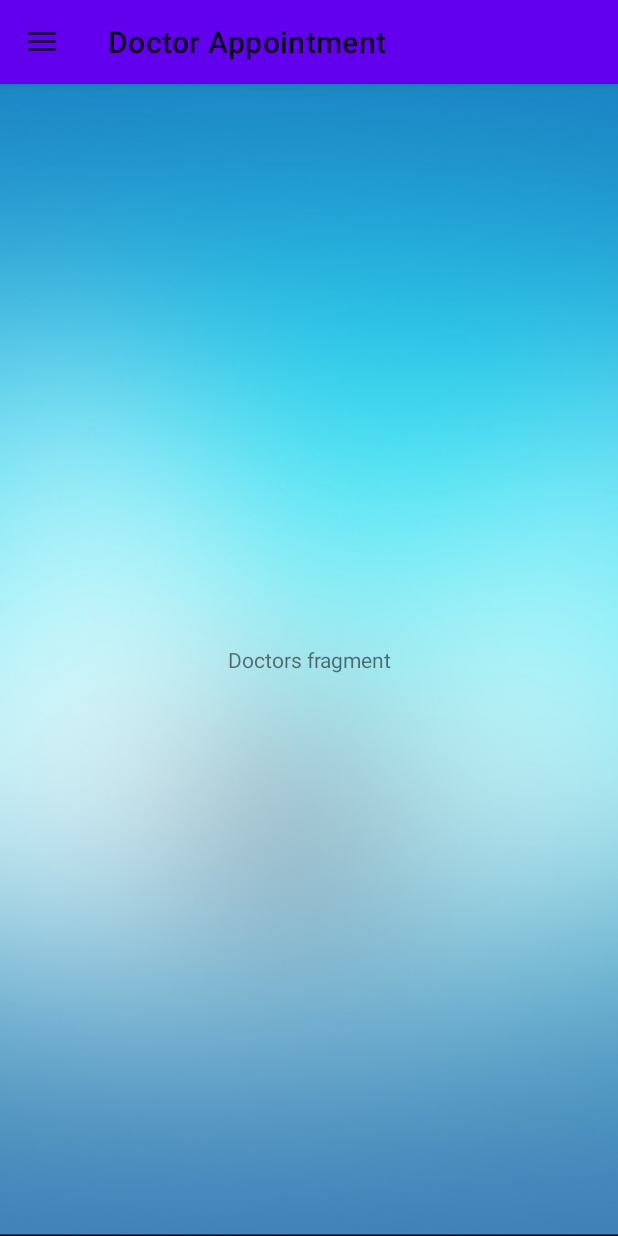
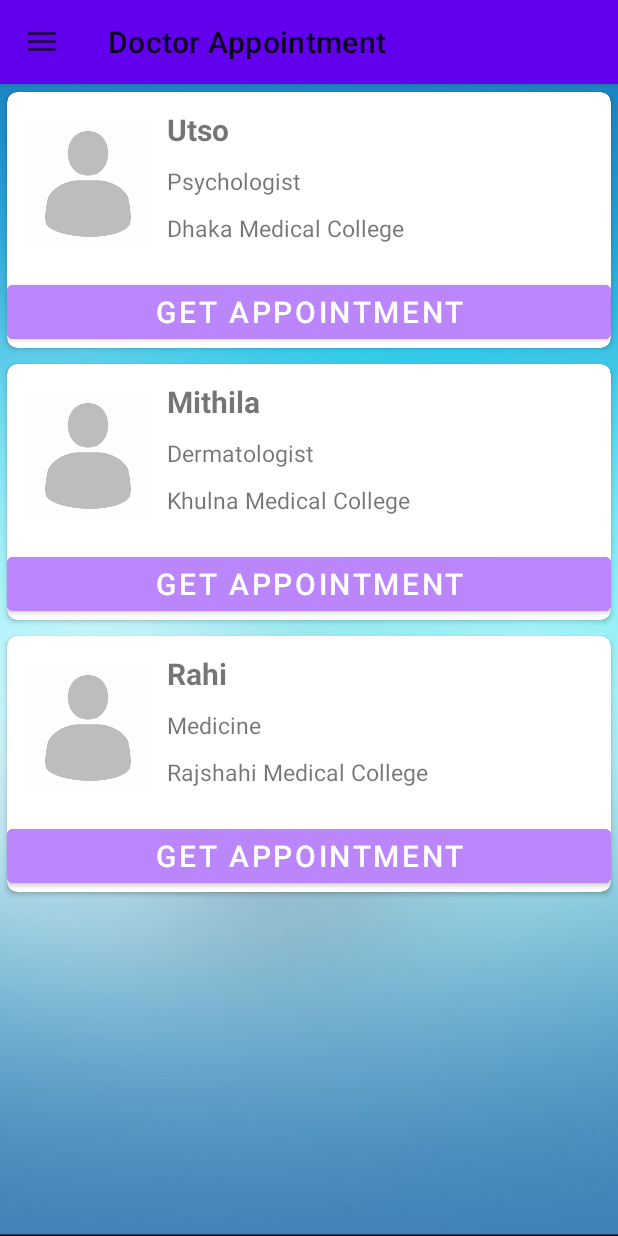
Before and after one commit to utso1707097/HelloDoctor, an Android app: the screen it shows after launch once a user with an empty profile is signed in (ProfileActivity), in the side drawer, after a tap on "Doctors", on a phone screen of 412 x 824 dp. Run offline under Robolectric (Android 15) with nearby library versions, the phone set to English and light mode, and no system bars; our stand-ins replace Firebase (no records; nobody signed in at launch, a user with empty details on screens opened directly), Picasso.

Commit message:
Setup recycler view

```diff
--- /dev/null
+++ b/app/src/main/java/com/utsobro/hellodoctor/DoctorModel.java
@@ -0,0 +1,29 @@
+package com.utsobro.hellodoctor;
+
+public class DoctorModel {
+    int image;
+    String name,expert,hospital;
+
+    public DoctorModel(String name, String expert, String hospital, int image) {
+        this.name = name;
+        this.expert = expert;
+        this.hospital = hospital;
+        this.image = image;
+    }
+
+    public String getName() {
+        return name;
+    }
+
+    public String getExpert() {
+        return expert;
+    }
+
+    public String getHospital() {
+        return hospital;
+    }
+
+    public int getImage() {
+        return image;
+    }
+}
--- a/app/src/main/java/com/utsobro/hellodoctor/DoctorsFragment.java
+++ b/app/src/main/java/com/utsobro/hellodoctor/DoctorsFragment.java
@@ -3,12 +3,21 @@ package com.utsobro.hellodoctor;
 import android.os.Bundle;
 
 import androidx.fragment.app.Fragment;
+import androidx.recyclerview.widget.LinearLayoutManager;
+import androidx.recyclerview.widget.RecyclerView;
 
 import android.view.LayoutInflater;
 import android.view.View;
 import android.view.ViewGroup;
 
+import com.google.firebase.database.DatabaseReference;
+
+import java.util.ArrayList;
+
 public class DoctorsFragment extends Fragment {
+    ArrayList<DoctorModel> arrayDoctor = new ArrayList<>();
+    private RecyclerView recyclerView;
+    DatabaseReference databaseReference ;
 
     public DoctorsFragment() {
         // Required empty public constructor
@@ -18,6 +27,21 @@ public class DoctorsFragment extends Fragment {
     public View onCreateView(LayoutInflater inflater, ViewGroup container,
                              Bundle savedInstanceState) {
         // Inflate the layout for this fragment
-        return inflater.inflate(R.layout.fragment_doctors, container, false);
+        View view = inflater.inflate(R.layout.fragment_doctors, container, false);
+        recyclerView = view.findViewById(R.id.recyclerDoctor);
+
+        recyclerView.setLayoutManager(new LinearLayoutManager(getActivity()));
+
+
+        arrayDoctor.add(new DoctorModel("Utso","Psychologist","Dhaka Medical College",R.drawable.profileblank));
+        arrayDoctor.add(new DoctorModel("Mithila","Dermatologist","Khulna Medical College",R.drawable.profileblank));
+        arrayDoctor.add(new DoctorModel("Rahi","Medicine","Rajshahi Medical College",R.drawable.profileblank));
+
+
+
+        RecyclerDoctorAdapter adapter = new RecyclerDoctorAdapter(getActivity(),arrayDoctor);
+        recyclerView.setAdapter(adapter);
+        return view;
+
     }
 }
--- /dev/null
+++ b/app/src/main/java/com/utsobro/hellodoctor/RecyclerDoctorAdapter.java
@@ -0,0 +1,59 @@
+package com.utsobro.hellodoctor;
+
+import android.content.Context;
+import android.view.LayoutInflater;
+import android.view.View;
+import android.view.ViewGroup;
+import android.widget.ImageView;
+import android.widget.TextView;
+
+import androidx.annotation.NonNull;
+import androidx.recyclerview.widget.RecyclerView;
+
+import java.util.ArrayList;
+
+public class RecyclerDoctorAdapter extends RecyclerView.Adapter<RecyclerDoctorAdapter.ViewHolder> {
+    Context context;
+    ArrayList<DoctorModel> arrayDoctor;
+
+
+    RecyclerDoctorAdapter(Context context, ArrayList<DoctorModel>arrayDoctor){
+        this.context = context;
+        this.arrayDoctor =arrayDoctor;
+    }
+    @NonNull
+    @Override
+    public ViewHolder onCreateViewHolder(@NonNull ViewGroup parent, int viewType) {
+        View view = LayoutInflater.from(context).inflate(R.layout.doctor_row,parent,false);
+        ViewHolder viewHolder = new ViewHolder(view);
+        return viewHolder;
+    }
+
+    @Override
+    public void onBindViewHolder(@NonNull ViewHolder holder, int position) {
+        holder.doctorImage.setImageResource(arrayDoctor.get(position).image);
+        holder.doctorName.setText(arrayDoctor.get(position).name);
+        holder.doctorExpert.setText(arrayDoctor.get(position).expert);
+        holder.doctorHospital.setText(arrayDoctor.get(position).hospital);
+    }
+
+    @Override
+    public int getItemCount() {
+        return arrayDoctor.size();
+    }
+
+    public class ViewHolder extends RecyclerView.ViewHolder{
+        TextView doctorName,doctorExpert,doctorHospital;
+        ImageView doctorImage;
+        public ViewHolder(@NonNull View itemView) {
+            super(itemView);
+            doctorName = itemView.findViewById(R.id.doctorName);
+            doctorExpert = itemView.findViewById(R.id.doctorExpert);
+            doctorHospital = itemView.findViewById(R.id.doctorHospital);
+            doctorImage = itemView.findViewById(R.id.doctorImage);
+
+        }
+    }
+
+
+}
--- /dev/null
+++ b/app/src/main/res/layout/doctor_row.xml
@@ -0,0 +1,75 @@
+<?xml version="1.0" encoding="utf-8"?>
+<LinearLayout xmlns:android="http://schemas.android.com/apk/res/android"
+    android:layout_width="match_parent"
+    android:layout_height="wrap_content"
+    xmlns:app="http://schemas.android.com/apk/res-auto"
+    android:gravity="center">
+
+    <androidx.cardview.widget.CardView
+        android:layout_width="match_parent"
+        android:layout_height="wrap_content"
+        app:cardCornerRadius="7dp"
+        app:cardUseCompatPadding="true"
+        >
+        <LinearLayout
+            android:layout_width="match_parent"
+            android:layout_height="wrap_content"
+            android:orientation="vertical"
+            >
+        <LinearLayout
+            android:layout_width="match_parent"
+            android:layout_height="wrap_content"
+            android:gravity="center_vertical"
+            android:padding="11dp"
+            android:orientation="horizontal"
+            >
+            <ImageView
+                android:layout_width="85dp"
+                android:layout_height="85dp"
+                android:background="#c6f492"
+                android:contentDescription="Doctor image"
+                android:id="@+id/doctorImage"
+                />
+            <LinearLayout
+                android:layout_width="match_parent"
+                android:layout_height="wrap_content"
+                android:orientation="vertical"
+                android:layout_marginLeft="10dp"
+                >
+                <TextView
+                    android:layout_width="match_parent"
+                    android:layout_height="wrap_content"
+                    android:id="@+id/doctorName"
+                    android:layout_marginBottom="10dp"
+                    android:textSize="20sp"
+                    android:textStyle="bold"
+                    />
+                <TextView
+                    android:layout_width="match_parent"
+                    android:layout_height="wrap_content"
+                    android:id="@+id/doctorExpert"
+                    android:layout_marginBottom="10dp"
+                    android:textSize="15sp"
+                    />
+                <TextView
+                    android:layout_width="match_parent"
+                    android:layout_height="wrap_content"
+                    android:id="@+id/doctorHospital"
+                    android:layout_marginBottom="10dp"
+                    android:textSize="15sp"
+                    />
+            </LinearLayout>
+        </LinearLayout>
+            <Button
+                android:layout_width="match_parent"
+                android:layout_height="wrap_content"
+                android:backgroundTint="@color/purple_200"
+                android:text="get appointment"
+                android:textSize="20sp"
+                android:id="@+id/appointmentBtn"
+                />
+        </LinearLayout>
+    </androidx.cardview.widget.CardView>
+
+
+</LinearLayout>
--- a/app/src/main/res/layout/fragment_doctors.xml
+++ b/app/src/main/res/layout/fragment_doctors.xml
@@ -6,10 +6,10 @@
     tools:context=".DoctorsFragment">
 
     <!-- TODO: Update blank fragment layout -->
-    <TextView
+    <androidx.recyclerview.widget.RecyclerView
         android:layout_width="match_parent"
-        android:layout_height="match_parent"
-        android:text="Doctors fragment"
-        android:gravity="center" />
+        android:layout_height="wrap_content"
+        android:id="@+id/recyclerDoctor"
+        />
 
 </FrameLayout>
```
